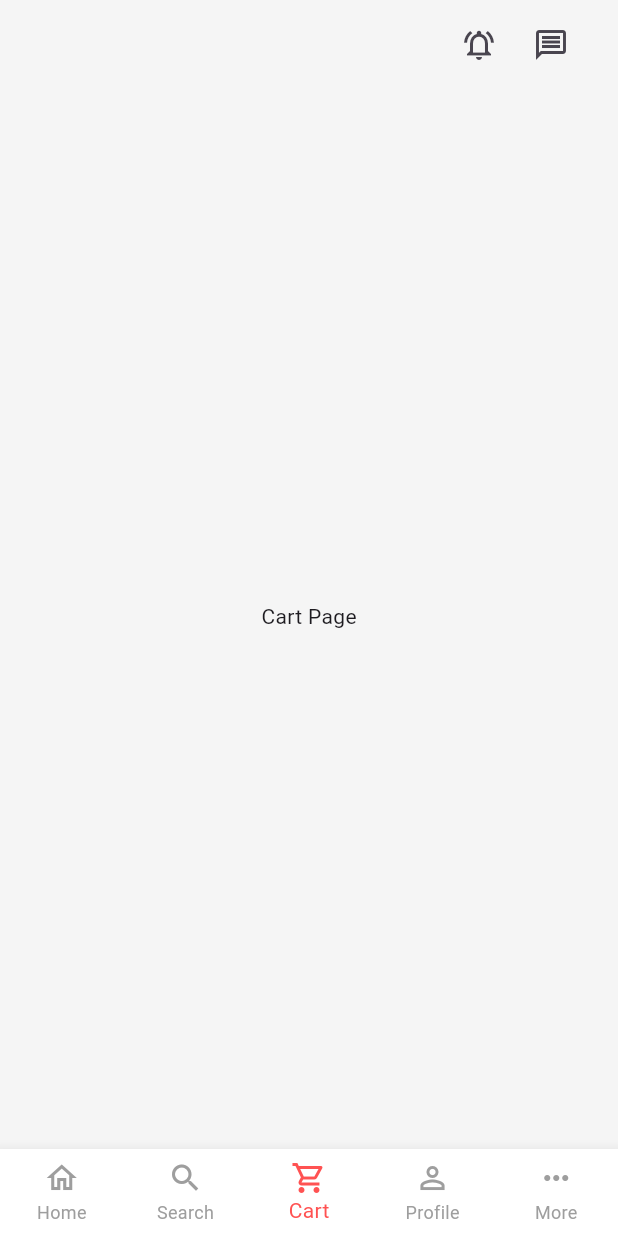
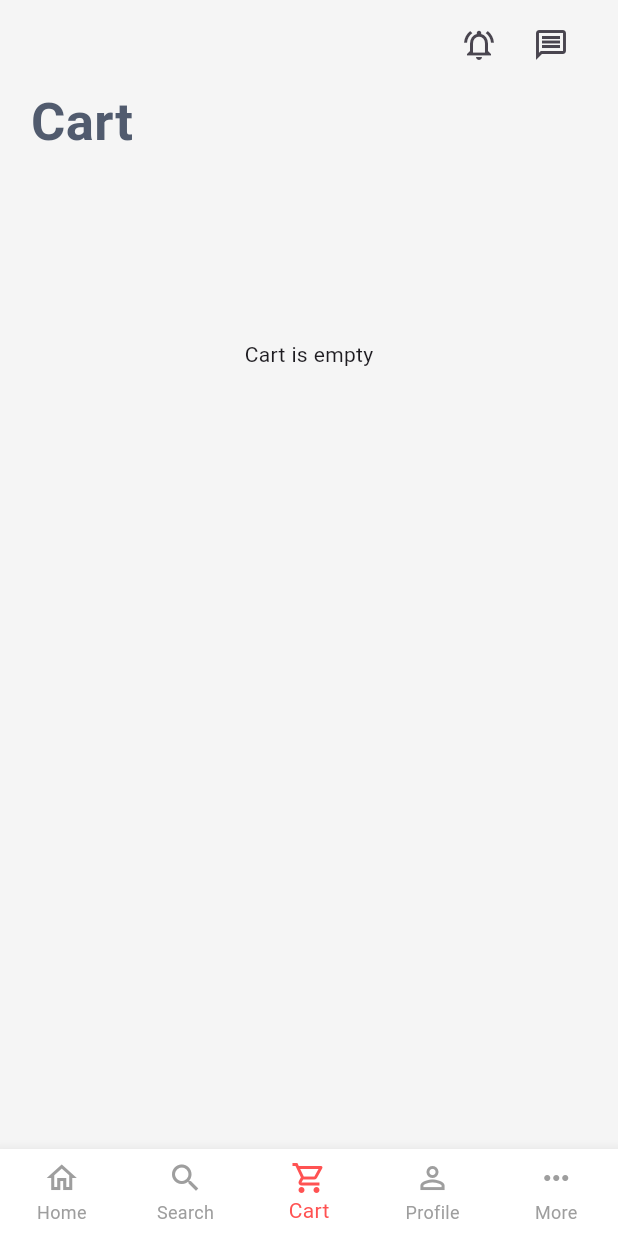
Before and after one commit to TASH-8/e_commerce_app, a Flutter app: the screen it shows after launch, item 3 of the bottom bar chosen, on a phone screen of 412 x 824 dp. Run offline on Flutter 3.47's test engine with Material 3 defaults, Android fonts, the light colour scheme and no system bars; drawn by our look-alikes of auto_size_text; our stand-ins replace bloc, equatable, flutter_bloc, flutter_svg, go_router, smooth_page_indicator.

Commit message:
adding some cart logic

```diff
--- a/lib/core/routing/app_router.dart
+++ b/lib/core/routing/app_router.dart
@@ -1,3 +1,4 @@
+import 'package:e_commerce_app/features/cart/presentation/pages/cart_screen.dart';
 import 'package:e_commerce_app/features/forget_reset/presentation/pages/forgot_page.dart';
 import 'package:e_commerce_app/features/home/presentation/pages/homescreen.dart';
 import 'package:e_commerce_app/features/login/presentation/pages/login_page.dart';
@@ -16,6 +17,10 @@ class AppRouter {
     GoRoute(
       path: '/product',
       builder: (context, state) => const ProductPreviewScreen(),
+    ),
+    GoRoute(
+      path: '/cart',
+      builder: (context, state) => const CartScreen(),
     ),
     GoRoute(
       path: '/profile',
--- /dev/null
+++ b/lib/features/cart/presentation/blocs/bloc/cart_bloc.dart
@@ -0,0 +1,34 @@
+import 'package:bloc/bloc.dart';
+import 'package:e_commerce_app/features/cart/presentation/blocs/bloc/cart_state.dart';
+import 'package:equatable/equatable.dart';
+
+part 'cart_event.dart';
+
+class CartBloc extends Bloc<CartEvent, CartState> {
+  CartBloc() : super(const CartState(status: CartStatus.initial)) {
+    on<CartEvent>((event, emit) {
+      if (event is GetProductToCartEvent) {
+        emit(state.copyWith(
+          status: CartStatus.loaded,
+          itemName: event.itemName,
+          itemPicture: event.itemPicture,
+          itemPrice: event.itemPrice,
+        ));
+      } else if (event is IncrementEvent) {
+        // Prevent quantity from exceeding 5
+        if (state.quantity! < 5) {
+          emit(state.copyWith(
+            quantity: state.quantity! + 1,
+          ));
+        }
+      } else if (event is DecreameantEvent) {
+        // Prevent quantity from going below 1
+        if (state.quantity! > 1) {
+          emit(state.copyWith(
+            quantity: state.quantity! - 1,
+          ));
+        }
+      }
+    });
+  }
+}
--- /dev/null
+++ b/lib/features/cart/presentation/blocs/bloc/cart_event.dart
@@ -0,0 +1,23 @@
+part of 'cart_bloc.dart';
+
+sealed class CartEvent extends Equatable {
+  const CartEvent();
+
+  @override
+  List<Object> get props => [];
+}
+
+class GetProductToCartEvent extends CartEvent {
+  final String itemName;
+  final String itemPicture;
+  final double itemPrice;
+  const GetProductToCartEvent({
+    required this.itemName,
+    required this.itemPicture,
+    required this.itemPrice,
+  });
+}
+
+class IncrementEvent extends CartEvent {}
+
+class DecreameantEvent extends CartEvent {}
--- /dev/null
+++ b/lib/features/cart/presentation/blocs/bloc/cart_state.dart
@@ -0,0 +1,39 @@
+// // ignore_for_file: public_member_api_docs, sort_constructors_first
+import 'package:equatable/equatable.dart';
+
+enum CartStatus { initial, counterinitial, loaded, error, increment, decrement }
+
+class CartState extends Equatable {
+  final CartStatus status;
+  final String? itemName;
+  final String? itemPicture;
+  final double? itemPrice;
+  final int? quantity;
+
+  const CartState(
+      {required this.status,
+      this.itemName,
+      this.itemPicture,
+      this.itemPrice,
+      this.quantity = 1});
+
+  @override
+  List<Object?> get props =>
+      [status, itemName, itemPicture, itemPrice, quantity];
+
+  CartState copyWith({
+    CartStatus? status,
+    String? itemName,
+    String? itemPicture,
+    double? itemPrice,
+    int? quantity,
+  }) {
+    return CartState(
+      status: status ?? this.status,
+      itemName: itemName ?? this.itemName,
+      itemPicture: itemPicture ?? this.itemPicture,
+      itemPrice: itemPrice ?? this.itemPrice,
+      quantity: quantity ?? this.quantity,
+    );
+  }
+}
--- /dev/null
+++ b/lib/features/cart/presentation/pages/cart_screen.dart
@@ -0,0 +1,121 @@
+import 'package:auto_size_text/auto_size_text.dart';
+import 'package:e_commerce_app/core/app_images/app_images.dart';
+import 'package:e_commerce_app/core/theming/colors_manger.dart';
+import 'package:e_commerce_app/core/theming/text_styles.dart';
+import 'package:e_commerce_app/features/cart/presentation/blocs/bloc/cart_bloc.dart';
+import 'package:e_commerce_app/features/cart/presentation/blocs/bloc/cart_state.dart';
+import 'package:e_commerce_app/features/home/presentation/widgets/appbar_builder.dart';
+import 'package:e_commerce_app/features/product/presentation/widgets/side_custom_padding.dart';
+import 'package:flutter/material.dart';
+import 'package:flutter_bloc/flutter_bloc.dart';
+
+class CartScreen extends StatelessWidget {
+  const CartScreen({super.key});
+
+  @override
+  Widget build(BuildContext context) {
+    final screenWidth = MediaQuery.of(context).size.width;
+    return Scaffold(
+      backgroundColor: ColorManger.greyshade100,
+      body: SingleChildScrollView(
+        child: Column(
+          crossAxisAlignment: CrossAxisAlignment.start,
+          children: [
+            SidesCustomPadding(
+              child: AutoSizeText(
+                "Cart",
+                style: TextStyles.font35CustomGreyBold,
+              ),
+            ),
+            const SizedBox(
+              height: 30,
+            ),
+            SidesCustomPadding(
+              child: Container(
+                width: screenWidth * 0.9,
+                height: 200,
+                decoration: BoxDecoration(
+                  borderRadius: BorderRadius.circular(20),
+                ),
+                child: BlocBuilder<CartBloc, CartState>(
+                  builder: (context, state) {
+                    if (state.status == CartStatus.loaded) {
+                      return Row(
+                        children: [
+                          Container(
+                            width: 125,
+                            height: 125,
+                            decoration: const BoxDecoration(
+                              color: ColorManger.white,
+                              shape: BoxShape.circle,
+                            ),
+                            child: Image.asset(
+                              state.itemPicture!,
+                            ),
+                          ),
+                          const SizedBox(
+                            width: 20,
+                          ),
+                          Column(
+                            mainAxisAlignment: MainAxisAlignment.center,
+                            crossAxisAlignment: CrossAxisAlignment.start,
+                            children: [
+                              AutoSizeText(
+                                state.itemName!,
+                                style: TextStyles.font16GreyNormal,
+                              ),
+                              const SizedBox(
+                                height: 10,
+                              ),
+                              AutoSizeText(
+                                state.itemPrice!.toString(),
+                                style: TextStyles.font16RedAccentNormal,
+                              ),
+                              Row(
+                                children: [
+                                  IconButton(
+                                    onPressed: () {
+                                      context
+                                          .read<CartBloc>()
+                                          .add(DecreameantEvent());
+                                    },
+                                    icon: const Icon(Icons.remove),
+                                  ),
+                                  BlocBuilder<CartBloc, CartState>(
+                                    builder: (context, state) {
+                                      // Simply display the quantity.
+                                      return Text(
+                                        "${state.quantity}",
+                                        style: TextStyle(fontSize: 18),
+                                      );
+                                    },
+                                  ),
+                                  IconButton(
+                                    onPressed: () {
+                                      context
+                                          .read<CartBloc>()
+                                          .add(IncrementEvent());
+                                    },
+                                    icon: const Icon(Icons.add),
+                                  ),
+                                ],
+                              ),
+                            ],
+                          ),
+                        ],
+                      );
+                    } else {
+                      return Center(
+                        child: Text("Cart is empty"),
+                      );
+                    }
+                  },
+                ),
+              ),
+            ),
+          ],
+        ),
+      ),
+    );
+  }
+}
--- a/lib/features/home/presentation/pages/homescreen.dart
+++ b/lib/features/home/presentation/pages/homescreen.dart
@@ -1,4 +1,5 @@
 import 'package:e_commerce_app/core/theming/colors_manger.dart';
+import 'package:e_commerce_app/features/cart/presentation/pages/cart_screen.dart';
 import 'package:e_commerce_app/features/home/presentation/pages/homepage.dart';
 import 'package:e_commerce_app/features/home/presentation/widgets/appbar_builder.dart';
 import 'package:e_commerce_app/features/more/presentation/pages/more_screen.dart';
@@ -19,7 +20,7 @@ class _HomeScreenState extends State<HomeScreen> {
   final List<Widget> _pages = [
     const HomePage(),
     const Center(child: Text('Search Page')),
-    const Center(child: Text('Cart Page')),
+    const CartScreen(),
     const ProfileScreen(),
     const MoreScreen(),
   ];
--- a/lib/features/product/presentation/widgets/custom_share_add_to_cart_btn.dart
+++ b/lib/features/product/presentation/widgets/custom_share_add_to_cart_btn.dart
@@ -1,7 +1,10 @@
 import 'package:auto_size_text/auto_size_text.dart';
 import 'package:e_commerce_app/core/theming/colors_manger.dart';
+import 'package:e_commerce_app/features/cart/presentation/blocs/bloc/cart_bloc.dart';
+import 'package:e_commerce_app/features/product/presentation/bloc/product_bloc.dart';
 import 'package:e_commerce_app/features/product/presentation/widgets/custom_icon_for_share_add_btns.dart';
 import 'package:flutter/material.dart';
+import 'package:flutter_bloc/flutter_bloc.dart';
 
 class CustomShareAddToCartBTN extends StatelessWidget {
   final String text;
@@ -28,6 +31,15 @@ class CustomShareAddToCartBTN extends StatelessWidget {
   @override
   Widget build(BuildContext context) {
     return Flexible(
+      child: InkWell(
+        onTap: () {
+          final state = context.read<ProductBloc>().state;
+
+          context.read<CartBloc>().add(GetProductToCartEvent(
+              itemName: state.itemName!,
+              itemPicture: state.itemPicture!,
+              itemPrice: state.itemPrice!));
+        },
         child: Container(
           height: screenHeight * 0.05,
           padding: EdgeInsets.symmetric(
@@ -68,6 +80,7 @@ class CustomShareAddToCartBTN extends StatelessWidget {
             ],
           ),
         ),
+      ),
     );
   }
 }
--- a/lib/main.dart
+++ b/lib/main.dart
@@ -1,6 +1,7 @@
 // ignore_for_file: unused_import
 
 import 'package:e_commerce_app/core/routing/app_router.dart';
+import 'package:e_commerce_app/features/cart/presentation/blocs/bloc/cart_bloc.dart';
 import 'package:e_commerce_app/features/forget_reset/presentation/pages/forgot_page.dart';
 import 'package:e_commerce_app/features/home/presentation/pages/homescreen.dart';
 import 'package:e_commerce_app/core/widgets/custom_category_btn.dart';
@@ -28,8 +29,15 @@ class MyApp extends StatefulWidget {
 class _MyAppState extends State<MyApp> {
   @override
   Widget build(BuildContext context) {
-    return BlocProvider(
-      create: (context) => ProductBloc(),
+    return MultiBlocProvider(
+      providers: [
+        BlocProvider(
+          create: (context) => ProductBloc(),
+        ),
+        BlocProvider(
+          create: (context) => CartBloc(),
+        ),
+      ],
       child: MaterialApp.router(
         routerConfig: AppRouter().router,
         debugShowCheckedModeBanner: false,
```
Lines whose indentation alone changed are shown as unchanged.
